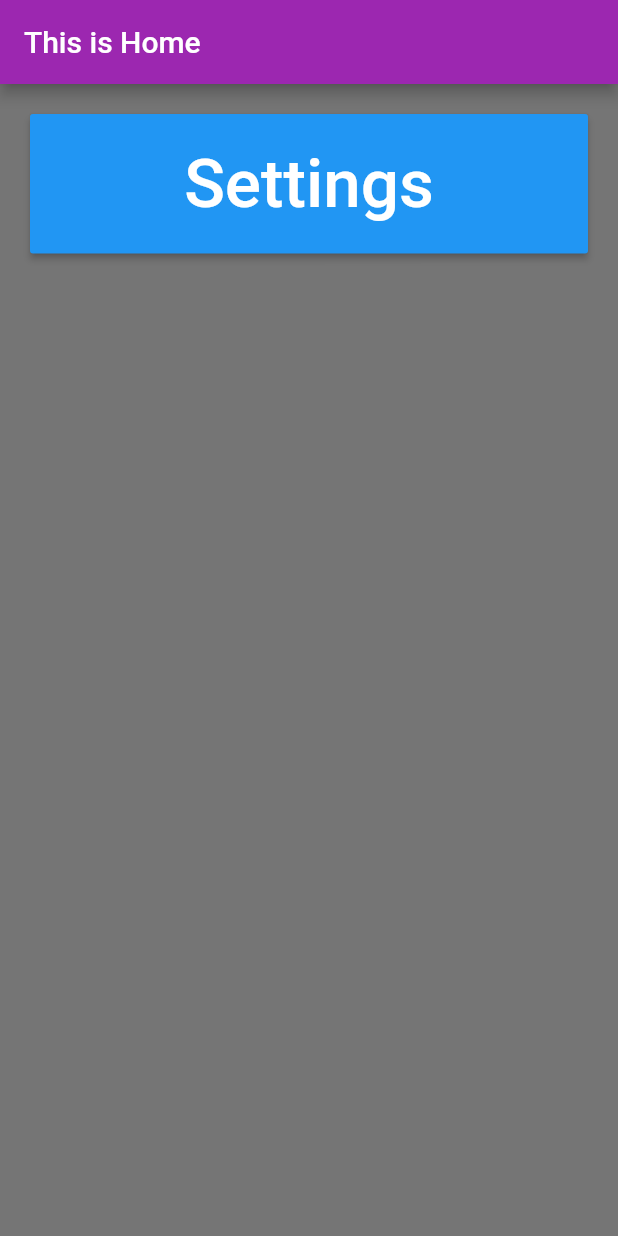
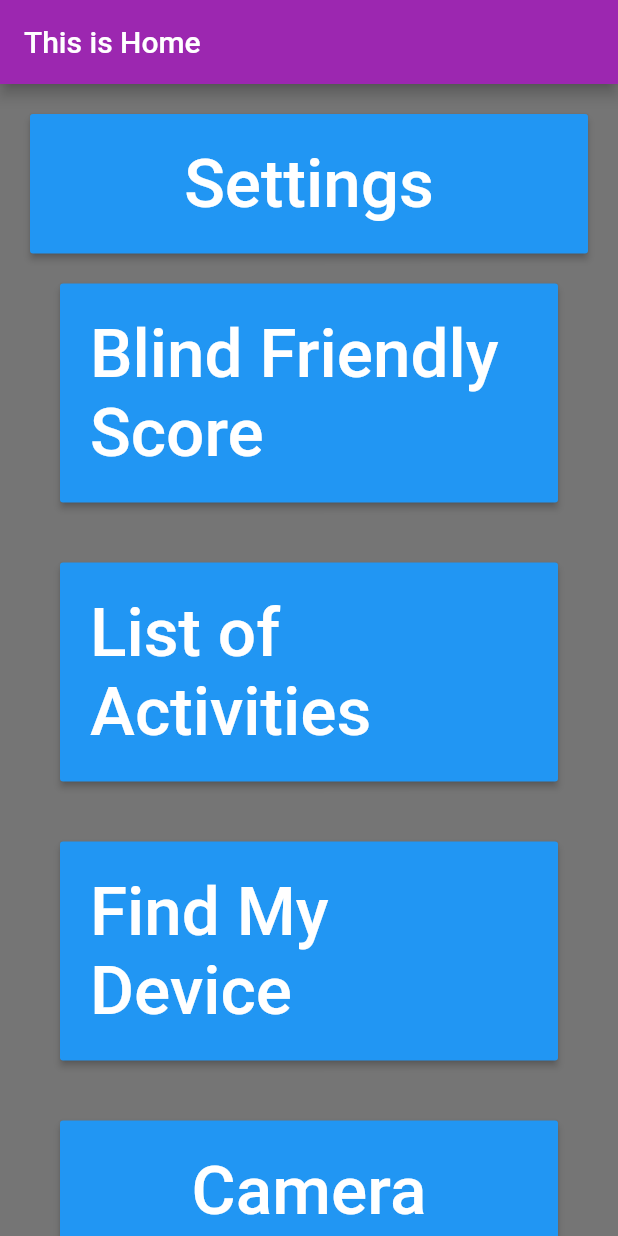
Before and after one commit to adadarohan/Audoptik_App, a Flutter app: the myHomeScreen screen opened directly, on a phone screen of 412 x 824 dp. Run offline on Flutter 3.47's test engine with Material 2 defaults, Android fonts, the phone set to English and light mode, and no system bars; our stand-ins replace cloud_firestore, firebase_auth, google_sign_in; accounts and stored records are empty; Roboto replaces fonts that are missing (Helvetica).

Commit message:
with home buttons

```diff
--- a/audoptik_app/lib/home/home.dart
+++ b/audoptik_app/lib/home/home.dart
@@ -1,5 +1,8 @@
 
 
+import 'package:audoptik_app/Screens/buttonsScreens/blindfriendly.dart';
+import 'package:audoptik_app/Screens/buttonsScreens/camera.dart';
+import 'package:audoptik_app/Screens/buttonsScreens/list.dart';
 import 'package:audoptik_app/Screens/settings/settings.dart';
 import 'package:flutter/material.dart';
 
@@ -20,7 +23,7 @@ class myHomeScreen extends StatelessWidget {
         children: <Widget>[
           ButtonTheme(
             minWidth: 65,
-            height: 45,
+            height: 55,
             child: RaisedButton(
             color: Colors.blue,
 
@@ -43,6 +46,115 @@ class myHomeScreen extends StatelessWidget {
 
               },
             )
+          ),
+
+          Padding(
+            padding: EdgeInsets.all(20.0),
+            child: ButtonTheme(
+              minWidth: 65,
+              height: 55,
+              child: RaisedButton(
+                  color: Colors.blue,
+
+                  padding: EdgeInsets.all(20.0),
+                  child: Text(
+                    "Blind Friendly Score",
+                    style: TextStyle(
+                        fontFamily: "Helvetica",
+                        fontSize: 45,
+                        color: Colors.white,
+                      ),
+                    ),
+              onPressed: (){
+                Navigator.pushAndRemoveUntil(context,
+                MaterialPageRoute(
+                    builder: (context) => myBlindFriendly()
+                ),
+                    (route) => false
+            );
+
+              },
+            )
+          ),
+          ),
+          Padding(
+            padding: EdgeInsets.all(20),
+            child:ButtonTheme(
+            minWidth: 65,
+            height: 55,
+            child: RaisedButton(
+            color: Colors.blue,
+
+            padding: EdgeInsets.all(20.0),
+            child: Text(
+              "List of Activities",
+              style: TextStyle(
+                fontFamily: "Helvetica",
+                fontSize: 45,
+                color: Colors.white,
+              ),
+              ),
+              onPressed: (){
+                Navigator.pushAndRemoveUntil(context,
+                MaterialPageRoute(
+                    builder: (context) => myList()
+                ),
+                    (route) => false
+            );
+
+              },
+            )
+          ),
+          ),
+          Padding(padding: EdgeInsets.all(20.0),
+          child: ButtonTheme(
+            minWidth: 65,
+            height: 55,
+            child: RaisedButton(
+            color: Colors.blue,
+
+            padding: EdgeInsets.all(20.0),
+            child: Text(
+              "Find My Device",
+              style: TextStyle(
+                fontFamily: "Helvetica",
+                fontSize: 45,
+                color: Colors.white,
+              ),
+              ),
+              onPressed: () {}
+            )
+          ),
+          ),
+
+          Padding(
+            padding: EdgeInsets.all(20.0),
+            child: ButtonTheme(
+            minWidth: 65,
+            height: 55,
+            child: RaisedButton(
+            color: Colors.blue,
+
+            padding: EdgeInsets.all(20.0),
+            child: Text(
+              "Camera",
+              style: TextStyle(
+                fontFamily: "Helvetica",
+                fontSize: 45,
+                color: Colors.white,
+              ),
+              ),
+              onPressed: (){
+                Navigator.pushAndRemoveUntil(context,
+                MaterialPageRoute(
+                    builder: (context) => myCamera()
+                ),
+                    (route) => false
+            );
+
+              },
+            )
+          ),
           )
         ],
       ),
```
Also changed, not shown: audoptik_app/lib/Screens/buttonsScreens/blindfriendly.dart (added, +16 -0 lines), audoptik_app/lib/Screens/buttonsScreens/camera.dart (added, +16 -0 lines), audoptik_app/lib/Screens/buttonsScreens/list.dart (added, +16 -0 lines).
